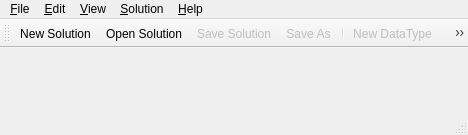
Before: the Qt Designer form MainWindow.ui in fritzone/ddm, drawn with Qt 5.
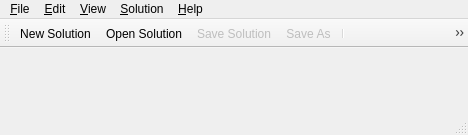
After: the same form once the commit is applied. Icons and pictures are not drawn.

Commit message: worked on the connection manager

Patch:
```diff
--- a/MainWindow.ui
+++ b/MainWindow.ui
@@ -125,6 +125,8 @@
    <addaction name="action_Save"/>
    <addaction name="action_SaveAs"/>
    <addaction name="separator"/>
+   <addaction name="action_NewDatabaseConnection"/>
+   <addaction name="separator"/>
    <addaction name="action_NewDataType"/>
    <addaction name="action_NewTable"/>
    <addaction name="action_NewTableInstance"/>
@@ -380,6 +382,18 @@
     <string>Ctrl+Shift+V</string>
    </property>
   </action>
+  <action name="action_NewDatabaseConnection">
+   <property name="enabled">
+    <bool>false</bool>
+   </property>
+   <property name="icon">
+    <iconset resource="dbm.qrc">
+     <normaloff>:/images/actions/images/actions/new_dbconn.png</normaloff>:/images/actions/images/actions/new_dbconn.png</iconset>
+   </property>
+   <property name="text">
+    <string>New Database Connection</string>
+   </property>
+  </action>
  </widget>
  <layoutdefault spacing="6" margin="11"/>
  <resources>
```
Left out of the diff: 17 changed lines with no effect on the pictures. The commit also changes 29 other files.
